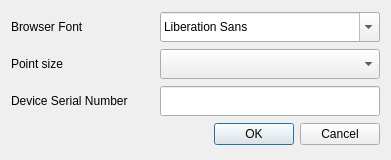
This is settings.ui in htaohongtao/mobidict as Qt 5 draws it before an edit. The edited form follows.
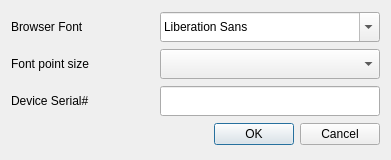
This is the edited form.

Patch:
```diff
--- a/settings.ui
+++ b/settings.ui
@@ -41,7 +41,7 @@
      <item>
       <widget class="QLabel" name="label_3">
        <property name="text">
-        <string>Device Serial Number</string>
+        <string>Device Serial#</string>
        </property>
       </widget>
      </item>
@@ -68,7 +68,7 @@
      <item>
       <widget class="QLabel" name="label_2">
        <property name="text">
-        <string>Point size</string>
+        <string>Font point size</string>
        </property>
       </widget>
      </item>
```
